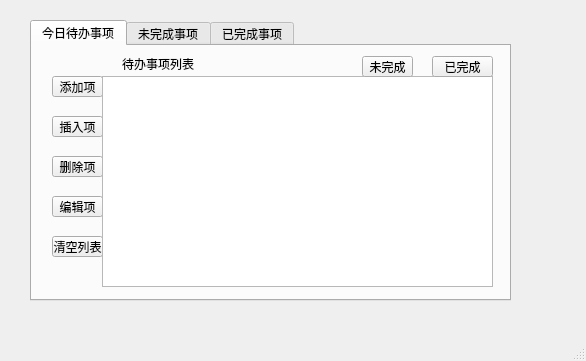
hzja/Qt_Pro, file 20240522_ToDoListSimple/SimpleToDoList/mainwindow.ui: the form before one commit.
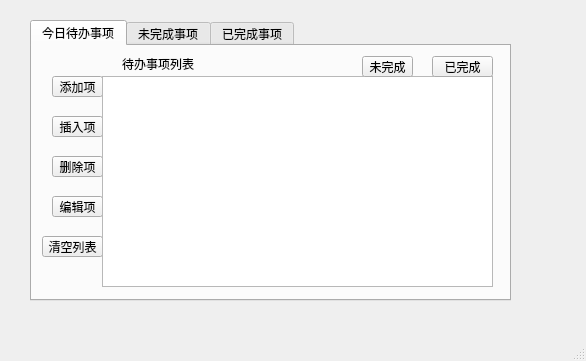
The form after the commit.

```diff
--- a/20240522_ToDoListSimple/SimpleToDoList/mainwindow.ui
+++ b/20240522_ToDoListSimple/SimpleToDoList/mainwindow.ui
@@ -85,9 +85,9 @@
      <widget class="QToolButton" name="ToDoListClrBtn">
       <property name="geometry">
        <rect>
-        <x>20</x>
+        <x>10</x>
         <y>190</y>
-        <width>51</width>
+        <width>61</width>
         <height>21</height>
        </rect>
       </property>
```
